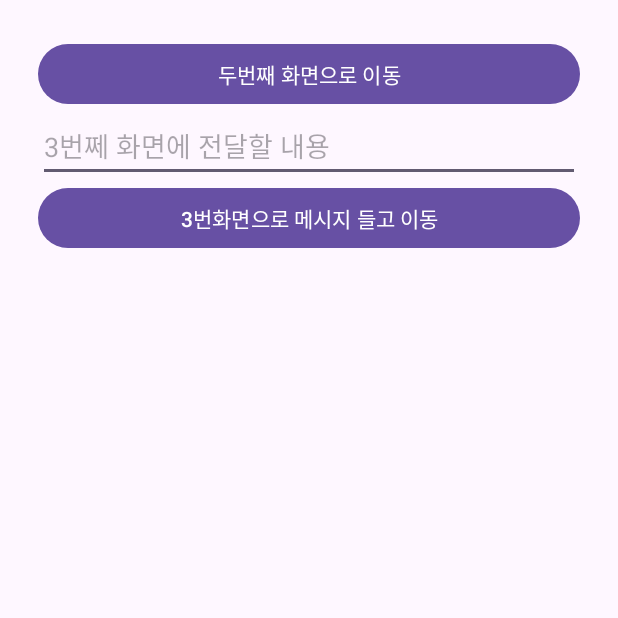
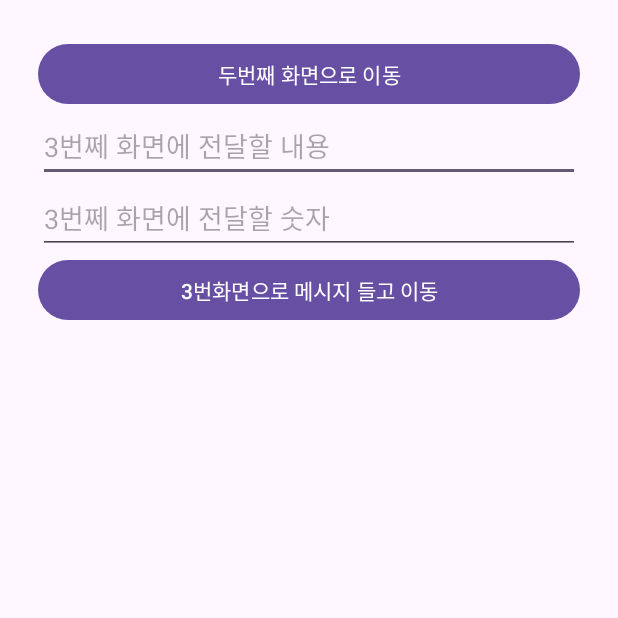
Before and after one commit to dntmdwls42/Activity_20231029, an Android app: the screen it shows after launch (MainActivity), on a phone screen of 412 x 824 dp, the top half of it. Run offline under Robolectric (Android 15) with nearby library versions, the phone set to English and light mode, and no system bars; our stand-ins replace data binding.

```diff
--- a/app/src/main/java/kr/ac/wku/activity_20231029/MainActivity.kt
+++ b/app/src/main/java/kr/ac/wku/activity_20231029/MainActivity.kt
@@ -29,6 +29,12 @@ class MainActivity : AppCompatActivity() {
 
             myIntent.putExtra("message", inputMessage)
 
+//            edtNumber에 적힌 값도 Int로 변환해서 첨부
+            val inputNumber = binding.edtNumber.text.toString().toInt()
+
+//            하나의 Intent에, 여러개의 변수 첨부 가능 (이름표만 잘 구별하자)
+            myIntent.putExtra("number", inputNumber)
+
             startActivity(myIntent)
         }
     }
--- a/app/src/main/res/layout/activity_main.xml
+++ b/app/src/main/res/layout/activity_main.xml
@@ -22,6 +22,12 @@
             android:layout_height="wrap_content"
             android:hint="3번쩨 화면에 전달할 내용"/>
 
+        <EditText
+            android:id="@+id/edtNumber"
+            android:layout_width="match_parent"
+            android:layout_height="wrap_content"
+            android:hint="3번쩨 화면에 전달할 숫자"/>
+
         <Button
             android:id="@+id/btnMoveToThird"
             android:layout_width="match_parent"
```
Also changed, not shown: app/src/main/java/kr/ac/wku/activity_20231029/ThirdActivity.kt (+7 -1 lines).
